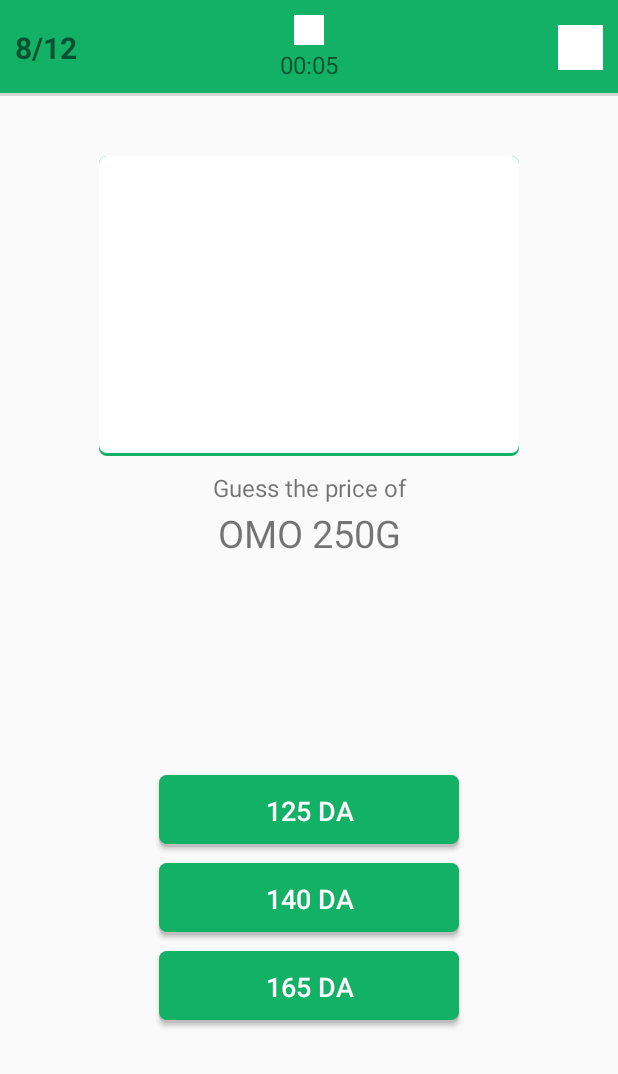
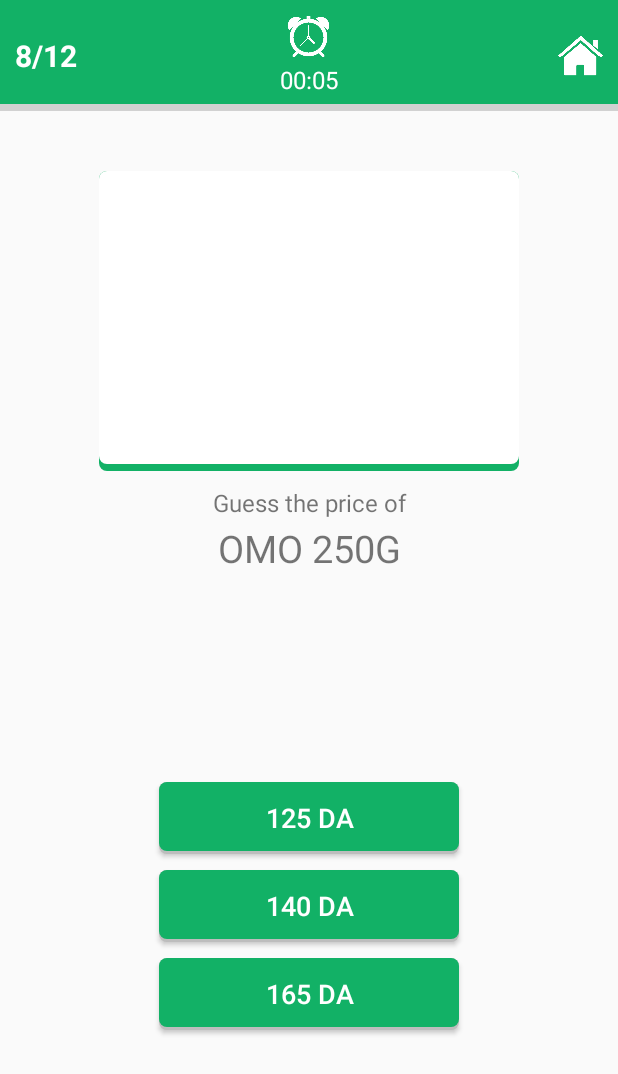
Before and after one commit to Amine-Smahi/UPrice, an Android app: the PhaseTwoActivity screen opened directly, with no data from a screen before it, on a phone screen of 412 x 824 dp. Shown: the top 1074 px of the screen. Run offline under Robolectric (Android 15) with nearby library versions, the phone set to English and light mode, and no system bars.

Commit message:
Add clock and home icons and fix some style

```diff
--- a/app/src/main/res/drawable/card_background.xml
+++ b/app/src/main/res/drawable/card_background.xml
@@ -3,7 +3,7 @@
 
     <item>
         <shape android:shape="rectangle">
-            <solid android:color="#99BDBDBD"/>
+            <solid android:color="#AABDBDBD"/>
 
         </shape>
     </item>
@@ -12,7 +12,7 @@
         android:left="0dp"
         android:right="0dp"
         android:top="0dp"
-        android:bottom="2dp">
+        android:bottom="5dp">
         <shape android:shape="rectangle">
             <solid android:color="#12B166"/>
         </shape>
--- a/app/src/main/res/drawable/card_background_images.xml
+++ b/app/src/main/res/drawable/card_background_images.xml
@@ -12,7 +12,7 @@
         android:left="0dp"
         android:right="0dp"
         android:top="0dp"
-        android:bottom="2dp">
+        android:bottom="5dp">
         <shape android:shape="rectangle">
             <solid android:color="#ffffff"/>
             <corners android:radius="5dp"/>
--- a/app/src/main/res/layout/activity_phase_two.xml
+++ b/app/src/main/res/layout/activity_phase_two.xml
@@ -19,12 +19,14 @@
             android:textSize="20dp"
             android:text="8/12"
             android:textStyle="bold"
+            android:textColor="#fff"
             android:layout_centerInParent="true"
             android:layout_alignParentLeft="true" />
         <ImageView
             android:layout_width="30dp"
             android:layout_height="30dp"
-            android:background="#fff"
+            android:background="@mipmap/home"
+            android:padding="8dp"
             android:layout_centerInParent="true"
             android:layout_alignParentRight="true"/>
         <LinearLayout
@@ -34,13 +36,14 @@
             android:gravity="center"
             android:layout_centerHorizontal="true">
             <ImageView
-                android:background="#fff"
-                android:layout_width="20dp"
-                android:layout_height="20dp"/>
+                android:background="@mipmap/clock"
+                android:layout_width="30dp"
+                android:layout_height="30dp"/>
             <TextView
                 android:layout_width="wrap_content"
                 android:layout_height="wrap_content"
                 android:textSize="16dp"
+                android:textColor="#fff"
                 android:layout_marginTop="2dp"
                 android:text="00:05"/>
         </LinearLayout>
--- a/app/src/main/res/values/styles.xml
+++ b/app/src/main/res/values/styles.xml
@@ -4,7 +4,7 @@
     <style name="AppTheme" parent="@style/Theme.AppCompat.Light.NoActionBar">
         <!-- Customize your theme here. -->
         <item name="colorPrimary">@color/colorPrimary</item>
-        <item name="colorPrimaryDark">#F9C100</item>
+        <item name="colorPrimaryDark">#12B166</item>
         <item name="colorAccent">@color/colorAccent</item>
     </style>
 
```
Also changed, not shown: app/src/main/res/layout/activity_main.xml (+11 -3 lines), app/src/main/res/layout/activity_phase_one.xml (+8 -6 lines), app/src/main/res/mipmap-mdpi/clock.png (added), app/src/main/res/mipmap-mdpi/home.png (added).
